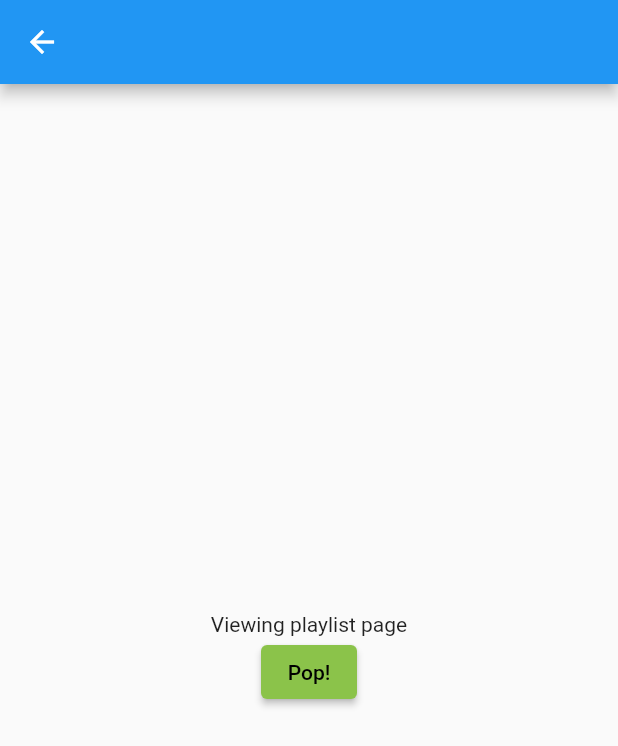
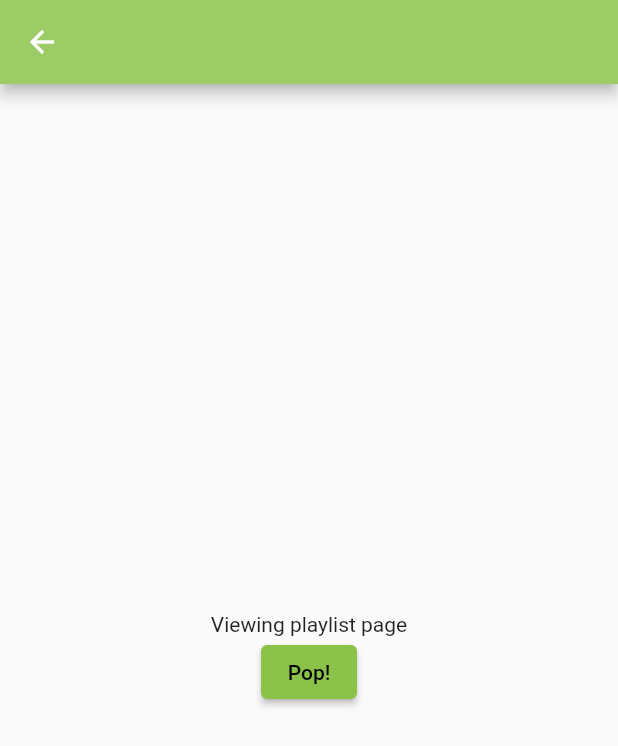
Before and after one commit to cjsmocjsmo/ampflo, a Flutter app: the screen it shows after launch, after a tap on "go to playlists", on a phone screen of 412 x 824 dp. Shown: the top 746 px of the screen. Run offline on Flutter 3.47's test engine with Material 2 defaults, Android fonts, the phone set to English and light mode, and no system bars; statements that could not run were skipped.

Commit message:
more theme work

```diff
--- a/lib/main.dart
+++ b/lib/main.dart
@@ -37,11 +37,11 @@ class HomeScreen extends StatelessWidget {
     return Scaffold(
       // appBar: AppBar(),
       appBar: AppBar(
-        backgroundColor: Theme.of(context).colorScheme.backgroundColor
+        backgroundColor: Theme.of(context).colorScheme.background,
           // backgroundColor: Colors.lightGreen.shade900,
           title: Text(
             "Ampflo",
-            style: TextStyle(color: Colors.black87),
+            style: TextStyle(color: Colors.white),
           ),
           actions: <Widget>[
             IconButton(
@@ -50,7 +50,7 @@ class HomeScreen extends StatelessWidget {
               onPressed: () {
                 ScaffoldMessenger.of(context).showSnackBar(const SnackBar(
                     content: Text('ZZ Top \n Fandango \n Mexican Black Bird'),
-                    backgroundColor: Colors.blueGrey));
+                    backgroundColor: Theme.of(context).colorScheme.background));
               },
             ),
             IconButton(
@@ -62,7 +62,8 @@ class HomeScreen extends StatelessWidget {
                     return Scaffold(
                       appBar: AppBar(
                           title: const Text('Songs'),
-                          backgroundColor: Colors.lightGreen.shade900),
+                          backgroundColor: Theme.of(context).colorScheme.background,
+                          // backgroundColor: Colors.lightGreen.shade900),
                       body: const Center(
                         child: Text(
                           'This is songs page',
@@ -119,7 +120,9 @@ class PlayListsScreen extends StatelessWidget {
   @override
   Widget build(BuildContext context) {
     return Scaffold(
-      appBar: AppBar(),
+      appBar: AppBar(
+        backgroundColor: Theme.of(context).colorScheme.background
+      ),
       body: Center(
         child: Column(
           mainAxisAlignment: MainAxisAlignment.center,
@@ -142,7 +145,9 @@ class SongsScreen extends StatelessWidget {
   @override
   Widget build(BuildContext context) {
     return Scaffold(
-      appBar: AppBar(),
+      appBar: AppBar(
+        backgroundColor: Theme.of(context).colorScheme.background
+      ),
       body: Center(
         child: Column(
           mainAxisAlignment: MainAxisAlignment.center,
```
